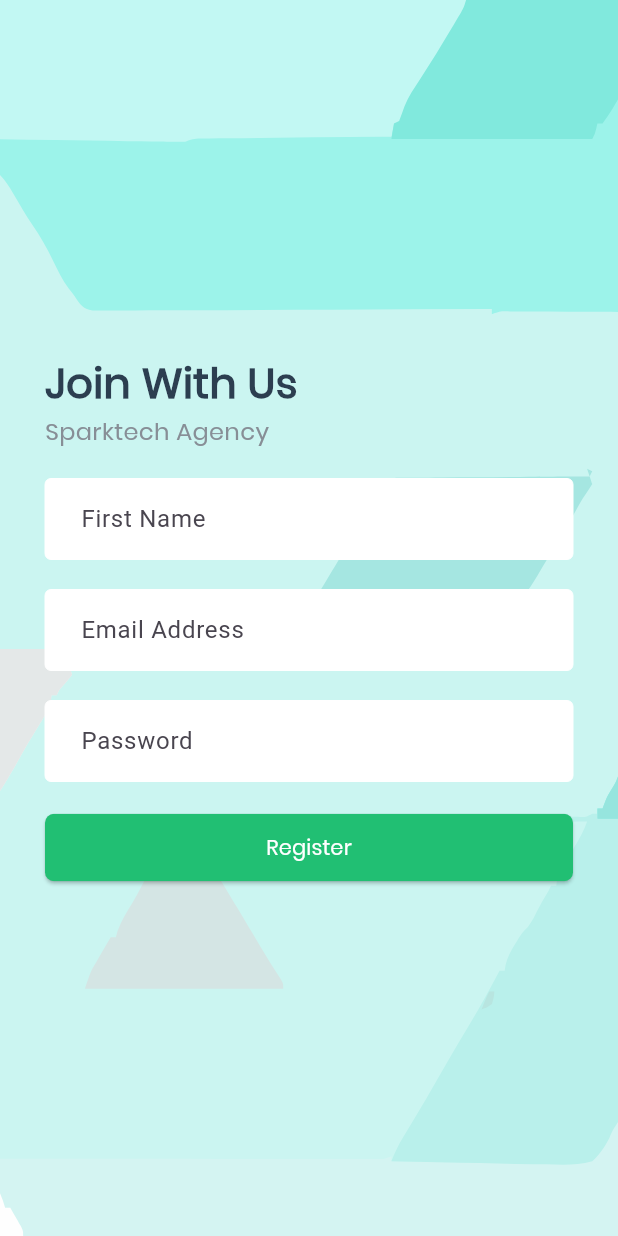
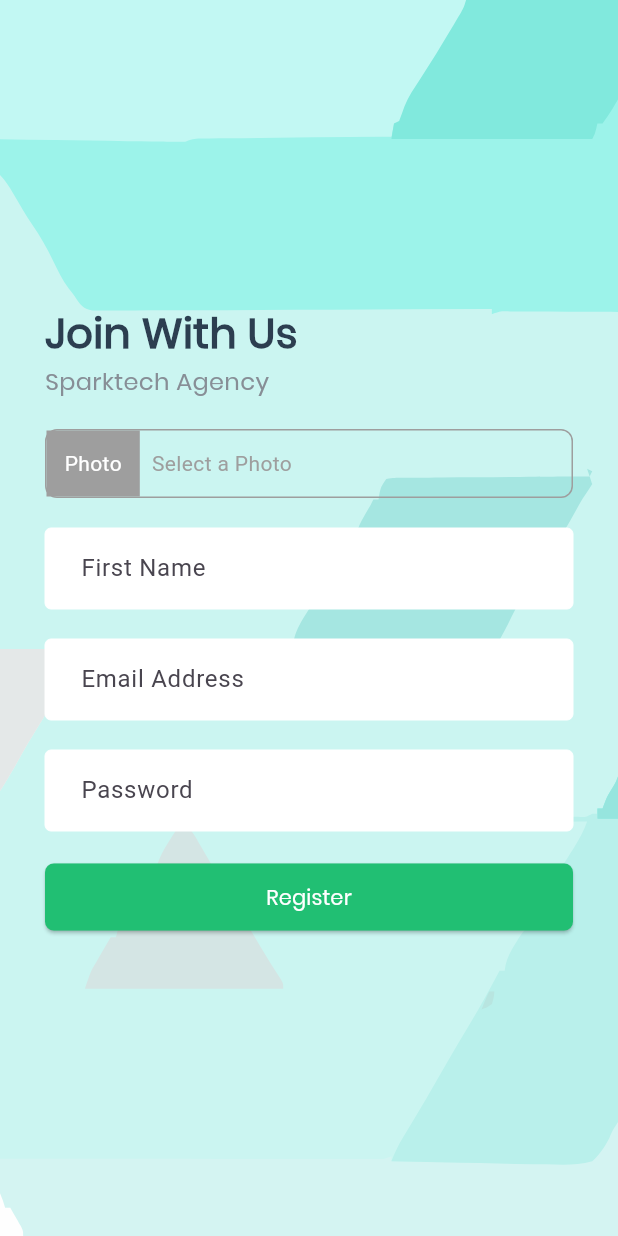
Before and after one commit to Alex37999/sparktech_demo, a Flutter app: the registrationScreen screen opened by its route, on a phone screen of 412 x 824 dp. Run offline on Flutter 3.47's test engine with Material 3 defaults, Android fonts, the phone set to English and light mode, and no system bars; our stand-ins replace flutter_svg, fluttertoast, image_picker, pin_code_fields, shared_preferences; accounts and stored records are empty; key blocks and very long unbroken strings in the code were emptied for the run.

Commit message:
updated UI and added image uploading features

```diff
--- a/lib/screens/registration_screen.dart
+++ b/lib/screens/registration_screen.dart
@@ -1,5 +1,9 @@
+import 'dart:io';
+
 import 'package:flutter/cupertino.dart';
 import 'package:flutter/material.dart';
+import 'package:image_picker/image_picker.dart';
+import '../networks/imgApi.dart';
 import '../networks/restAPI.dart';
 import '../styles/style.dart';
 
@@ -12,6 +16,11 @@ class registrationScreen extends StatefulWidget {
 }
 
 class _registrationScreenState extends State<registrationScreen> {
+
+  //File img = File("/path/to/profile.jpg");
+
+  XFile? photoFile;
+
 
   Map<String,String> formValues={
 
@@ -55,7 +64,10 @@ class _registrationScreenState extends State<registrationScreen> {
 
     {
 
-      bool res = await registrationRequest(formValues);
+      //bool res = await registrationRequest(formValues);
+
+      var res = registerUser(imageFile: photoFile ,formValues: formValues) ;
+
       print(res);
       Navigator.pushNamed(context, '/pinVerify',);
 
@@ -92,6 +104,59 @@ class _registrationScreenState extends State<registrationScreen> {
                               Text("Sparktech Agency", style: head2Text(colorLightGrey)),
 
 
+
+                              SizedBox(height: 20),
+
+                              InkWell(
+                                onTap: () async {
+
+                                  final imgPicker = ImagePicker();
+                                  final result = await imgPicker.pickImage(source: ImageSource.gallery);
+                                  if (result != null)
+                                  {
+                                    photoFile = result ;
+
+                                    setState(() {
+
+                                    });
+                                  }
+                                },
+                                child: Container(
+                                  decoration: BoxDecoration(
+                                      border: Border.all(color: Colors.grey),
+                                      borderRadius: BorderRadius.circular(8)
+                                  ),
+                                  child: Row(
+                                      children: [
+
+                                        Container(
+                                          padding: EdgeInsets.all(12),
+                                          decoration: BoxDecoration(
+                                              color: Colors.grey
+                                          ),
+                                          child: Text('Photo', style: TextStyle(color: Colors.white),),
+                                        ),
+
+                                        Visibility(
+                                            visible: photoFile != null,
+                                            replacement: Padding(
+                                              padding: const EdgeInsets.only(left: 8.0),
+                                              child: Text('Select a Photo', style: TextStyle(
+                                                //fontWeight: FontWeight.w400,
+                                                color: Colors.grey,
+                                              ),
+                                              ),
+                                            ),
+                                            child: Image.file(File(photoFile?.path ?? ''), height: 25, width: 25,)
+                                        ),
+
+                                        Expanded(child: Text( photoFile?.name ?? '', maxLines: 2, )),
+
+
+                                      ]
+                                  ),
+                                ),
+                              ),
 
                               SizedBox(height: 20),
 
--- a/pubspec.yaml
+++ b/pubspec.yaml
@@ -41,6 +41,7 @@ dependencies:
   shared_preferences: ^2.5.3
   image_picker: ^1.2.0
   image_picker_android: ^0.8.13+1
+  path: ^1.9.1
 
 
 dev_dependencies:
```
Also changed, not shown: lib/networks/imgApi.dart (added, +56 -0 lines), lib/networks/restAPI.dart (+61 -22 lines), pubspec.lock.
